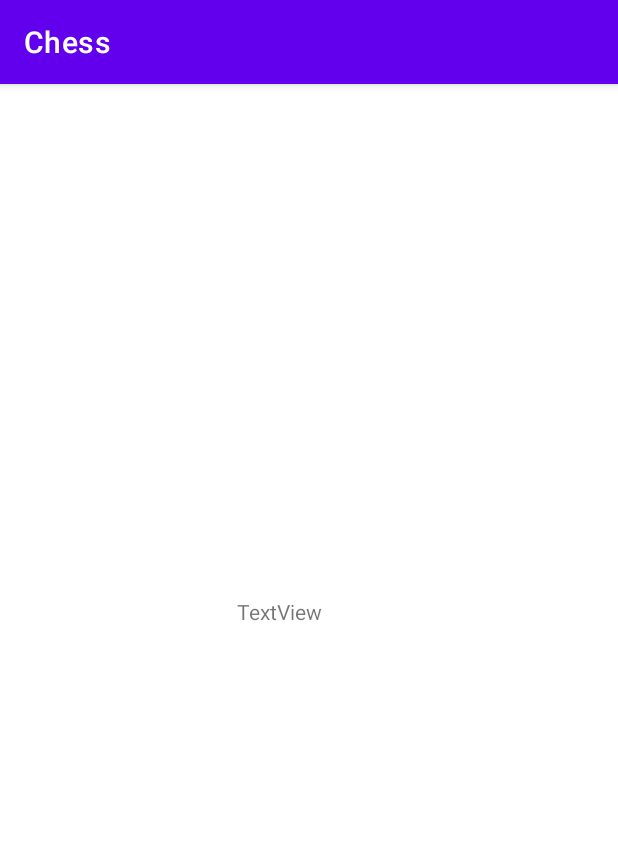
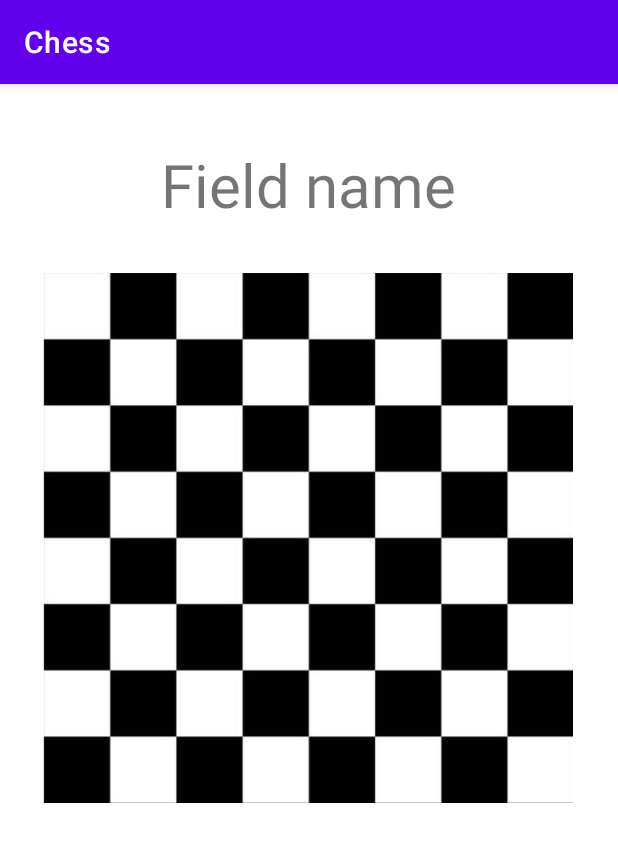
Before and after one commit to kaniad99/android-chess, an Android app: the screen it shows after launch (GameActivity), after a tap on "START THE GAME", on a phone screen of 412 x 824 dp. Shown: the top 842 px of the screen. Run offline under Robolectric (Android 15) with nearby library versions, the phone set to English and light mode, and no system bars.

Commit message:
feat: Added interactive board

```diff
--- a/app/src/main/AndroidManifest.xml
+++ b/app/src/main/AndroidManifest.xml
@@ -9,7 +9,9 @@
         android:roundIcon="@mipmap/ic_launcher_round"
         android:supportsRtl="true"
         android:theme="@style/Theme.Chess">
-        <activity android:name=".GameActivity"></activity>
+        <activity
+            android:name=".GameActivity"
+            android:screenOrientation="portrait"/>
         <activity android:name=".MainActivity">
             <intent-filter>
                 <action android:name="android.intent.action.MAIN" />
--- a/app/src/main/java/com/mindorks/framework/chess/GameActivity.java
+++ b/app/src/main/java/com/mindorks/framework/chess/GameActivity.java
@@ -1,15 +1,88 @@
 package com.mindorks.framework.chess;
 
+import android.os.Bundle;
+import android.util.Log;
+import android.view.MotionEvent;
+import android.widget.ImageView;
+import android.widget.TextView;
+
 import androidx.appcompat.app.AppCompatActivity;
-
-import android.os.Bundle;
+import androidx.lifecycle.ViewModelProvider;
 
 public class GameActivity extends AppCompatActivity {
+
+    private static final String TAG = "GameActivity";
+
+    private ImageView board;
+    private GameActivityViewModel viewModel;
+    private TextView fieldName;
+
+    private static final char[] COLUMNS = "ABCDEFGH".toCharArray();
+    private static final char[] ROWS = "87654321".toCharArray();
+
+    private static int boardHeight;
+    private static int boardWidth;
 
     @Override
     protected void onCreate(Bundle savedInstanceState) {
         super.onCreate(savedInstanceState);
         setContentView(R.layout.game_activity);
 
+        board = findViewById(R.id.board);
+        fieldName = findViewById(R.id.fieldName);
+
+        viewModel = new ViewModelProvider(this).get(GameActivityViewModel.class);
+        viewModel.getFieldLiveData().observe(this,
+                this::onChanged);
+
+    }
+
+    private void setBoard() {
+        boardHeight = board.getMeasuredHeight();
+        boardWidth = board.getMeasuredWidth();
+        Log.i(TAG, "boardSize: " + boardHeight + ", " + boardWidth);
+    }
+
+    @Override
+    public boolean onTouchEvent(MotionEvent event) {
+        setBoard();
+
+        int x = (int) event.getX();
+        int y = (int) event.getY();
+        int[] touchLocation = {x, y};
+
+        switch (event.getAction()) {
+            case MotionEvent.ACTION_DOWN:
+                int[] boardLocation = new int[2];
+                board.getLocationOnScreen(boardLocation);
+                Log.i(TAG, "Board position: ( " + boardLocation[0] + " , " + boardLocation[1] + " )");
+                Log.i(TAG, "Touch position: ( " + x + " , " + y + " )");
+                getSquareFromPosition(touchLocation, boardLocation);
+
+            case MotionEvent.ACTION_MOVE:
+            case MotionEvent.ACTION_UP:
+
+        }
+        return false;
+    }
+
+    public void getSquareFromPosition(int[] touchLocation, int[] boardLocation) {
+        if (touchLocation[0] < boardLocation[0] || touchLocation[1] < boardLocation[1]
+                || touchLocation[0] - boardLocation[0] > boardWidth || touchLocation[1] - boardLocation[1] > boardHeight) {
+            Log.i(TAG, "Touch outside the board");
+        } else {
+            int x = (touchLocation[0] - boardLocation[0]) / (boardWidth / 8);
+            int y = (touchLocation[1] - boardLocation[1]) / (boardHeight / 8);
+
+            Log.i(TAG, x + ", " + y);
+            char[] fieldName =  { COLUMNS[x], ROWS[y] };
+            String str = new String(fieldName);
+            Log.i(TAG, "Clicked field: " + COLUMNS[x] + ROWS[y]);
+            viewModel.setFieldName(str);
+        }
+    }
+
+    private void onChanged(String field) {
+        fieldName.setText(field);
     }
 }
--- /dev/null
+++ b/app/src/main/java/com/mindorks/framework/chess/GameActivityViewModel.java
@@ -0,0 +1,21 @@
+package com.mindorks.framework.chess;
+
+import android.app.Application;
+
+import androidx.lifecycle.AndroidViewModel;
+import androidx.lifecycle.MutableLiveData;
+
+public class GameActivityViewModel extends AndroidViewModel {
+
+    private MutableLiveData<String> fieldLiveData = new MutableLiveData<>();
+
+    public MutableLiveData<String> getFieldLiveData() { return fieldLiveData; }
+
+    public GameActivityViewModel(Application application) {
+        super(application);
+    }
+
+    public void setFieldName(String fieldName){
+        fieldLiveData.postValue(fieldName);
+    }
+}
--- a/app/src/main/java/com/mindorks/framework/chess/MainActivity.java
+++ b/app/src/main/java/com/mindorks/framework/chess/MainActivity.java
@@ -5,11 +5,14 @@ import androidx.lifecycle.ViewModelProvider;
 
 import android.content.Intent;
 import android.os.Bundle;
+import android.util.Log;
 import android.view.View;
 
 import com.mindorks.framework.chess.databinding.ActivityMainBinding;
 
 public class MainActivity extends AppCompatActivity {
+
+    private static final String TAG = "MainActivity";
 
     private ActivityMainBinding binding;
     private MainActivityViewModel viewModel;
@@ -32,7 +35,7 @@ public class MainActivity extends AppCompatActivity {
 
     public void showBoard(View view){
         Intent intent = new Intent(this, GameActivity.class);
-
+        Log.i(TAG, "Start button clicked");
         startActivity(intent);
     }
 }
--- a/app/src/main/java/com/mindorks/framework/chess/MainActivityViewModel.java
+++ b/app/src/main/java/com/mindorks/framework/chess/MainActivityViewModel.java
@@ -1,9 +1,7 @@
 package com.mindorks.framework.chess;
 
 import android.app.Application;
-import android.widget.Toast;
 
-import androidx.annotation.NonNull;
 import androidx.lifecycle.AndroidViewModel;
 
 public class MainActivityViewModel extends AndroidViewModel {
@@ -11,7 +9,5 @@ public class MainActivityViewModel extends AndroidViewModel {
         super(application);
     }
 
-    public void testToast() {
-        Toast.makeText(getApplication().getApplicationContext(), "Button test", Toast.LENGTH_SHORT).show();
-    }
+
 }
--- a/app/src/main/res/layout/game_activity.xml
+++ b/app/src/main/res/layout/game_activity.xml
@@ -1,19 +1,40 @@
 <?xml version="1.0" encoding="utf-8"?>
-<RelativeLayout xmlns:android="http://schemas.android.com/apk/res/android"
+<androidx.constraintlayout.widget.ConstraintLayout xmlns:android="http://schemas.android.com/apk/res/android"
+    xmlns:app="http://schemas.android.com/apk/res-auto"
     xmlns:tools="http://schemas.android.com/tools"
     android:id="@+id/container"
     android:layout_width="match_parent"
     android:layout_height="match_parent"
     tools:context=".GameActivity" >
 
+    <ImageView
+        android:id="@+id/board"
+        android:layout_width="376dp"
+        android:layout_height="353dp"
+        android:layout_alignParentEnd="true"
+        android:layout_centerInParent="true"
+        android:layout_marginTop="32dp"
+        android:foregroundGravity="center_vertical|center_horizontal"
+        app:layout_constraintDimensionRatio="H,1:1"
+        app:layout_constraintEnd_toEndOf="parent"
+        app:layout_constraintHorizontal_bias="0.485"
+        app:layout_constraintStart_toStartOf="parent"
+        app:layout_constraintTop_toBottomOf="@+id/fieldName"
+        app:srcCompat="@drawable/board" />
+
     <TextView
-        android:id="@+id/textView"
-        android:layout_width="89dp"
-        android:layout_height="50dp"
-        android:layout_alignParentStart="true"
+        android:id="@+id/fieldName"
+        android:layout_width="wrap_content"
+        android:layout_height="wrap_content"
+        android:layout_above="@+id/board"
         android:layout_alignParentTop="true"
-        android:layout_centerInParent="true"
-        android:layout_marginStart="158dp"
-        android:layout_marginTop="342dp"
-        android:text="TextView" />
-</RelativeLayout>
+        android:layout_centerHorizontal="true"
+        android:layout_marginTop="40dp"
+        android:gravity="center"
+        android:text="@string/field_name"
+        android:textSize="40sp"
+        app:layout_constraintEnd_toEndOf="parent"
+        app:layout_constraintHorizontal_bias="0.497"
+        app:layout_constraintStart_toStartOf="parent"
+        app:layout_constraintTop_toTopOf="parent" />
+</androidx.constraintlayout.widget.ConstraintLayout>
--- a/app/src/main/res/values/strings.xml
+++ b/app/src/main/res/values/strings.xml
@@ -1,4 +1,5 @@
 <resources>
     <string name="app_name">Chess</string>
     <string name="start_the_game">Start the game</string>
+    <string name="field_name">Field name</string>
 </resources>
```
Also changed, not shown: app/src/main/java/com/mindorks/framework/chess/BoardView.java (deleted, +0 -14 lines), app/src/main/res/drawable/board.jpg (added).
